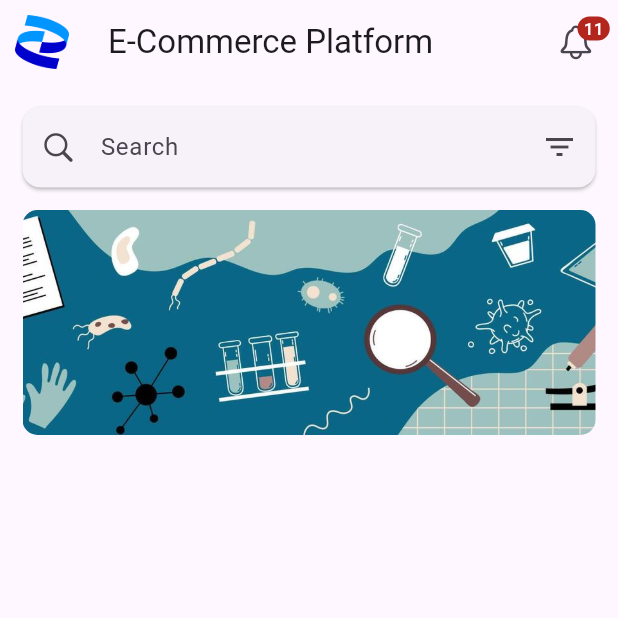
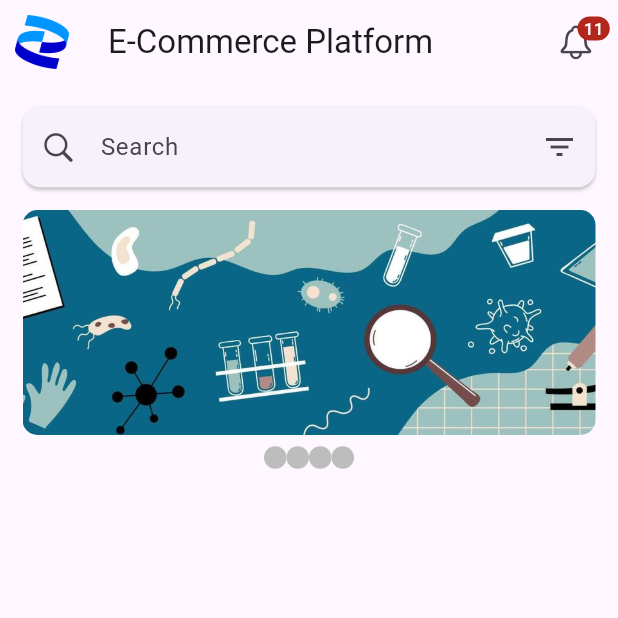
Before and after one commit to alnoman997/E-Commerce_App_UI_-Flutter-, a Flutter app: the screen it shows after launch, on a phone screen of 412 x 824 dp, the top half of it. Run offline on Flutter 3.47's test engine with Material 3 defaults, Android fonts, the phone set to English and light mode, and no system bars.

Commit message:
e commerce app ui

```diff
--- a/lib/screens/home/home_screen.dart
+++ b/lib/screens/home/home_screen.dart
@@ -75,6 +75,45 @@ class _HomeScreenState extends State<HomeScreen> {
             ),
           ),
 
+          // Image changing indicator.
+          SizedBox(
+            height: 30,
+            child: Row(
+              mainAxisAlignment: MainAxisAlignment.center,
+              children: [
+                Container(
+                  height: 15, width: 15,
+                  decoration: BoxDecoration(
+                    shape: BoxShape.circle,
+                    color: Colors.grey.shade400,
+                  ),
+                ),
+                Container(
+                  height: 15, width: 15,
+                  decoration: BoxDecoration(
+                    shape: BoxShape.circle,
+                    color: Colors.grey.shade400,
+                  ),
+                ),
+                Container(
+                  height: 15, width: 15,
+                  decoration: BoxDecoration(
+                    shape: BoxShape.circle,
+                    color: Colors.grey.shade400,
+                  ),
+                ),
+                Container(
+                  height: 15, width: 15,
+                  decoration: BoxDecoration(
+                    shape: BoxShape.circle,
+                    color: Colors.grey.shade400,
+                  ),
+                ),
+
+
+              ],
+            ),
+          )
 
         ],
       ),
```
